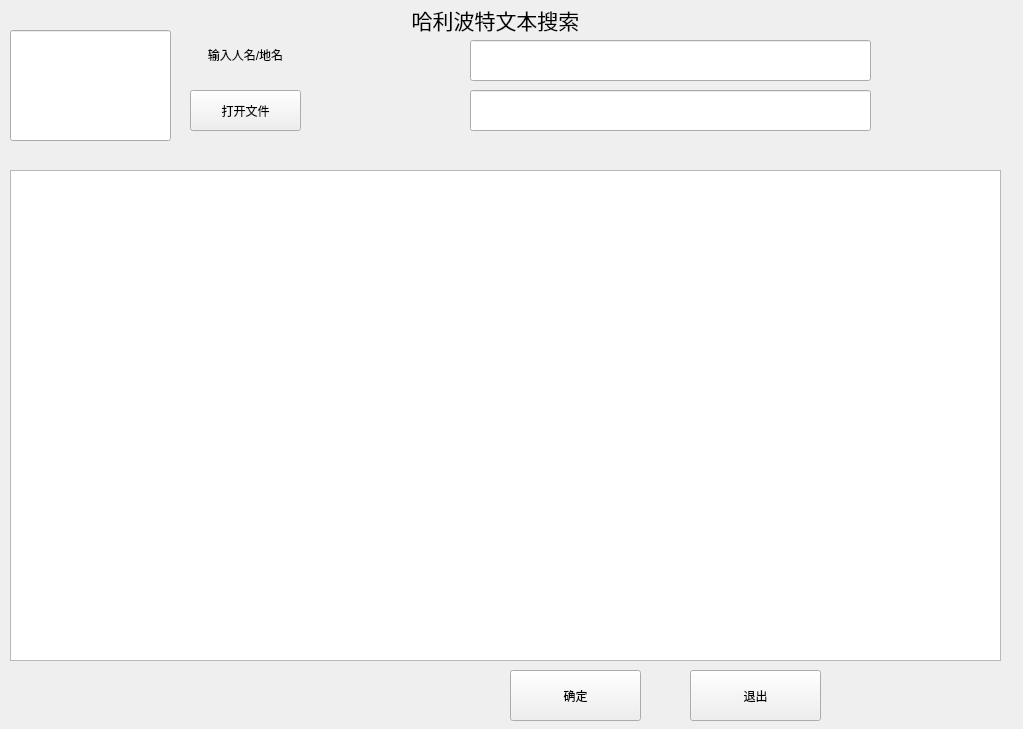
The window that widget.ui (wyk-dot/harrypotter) describes before a commit, drawn with Qt 5.
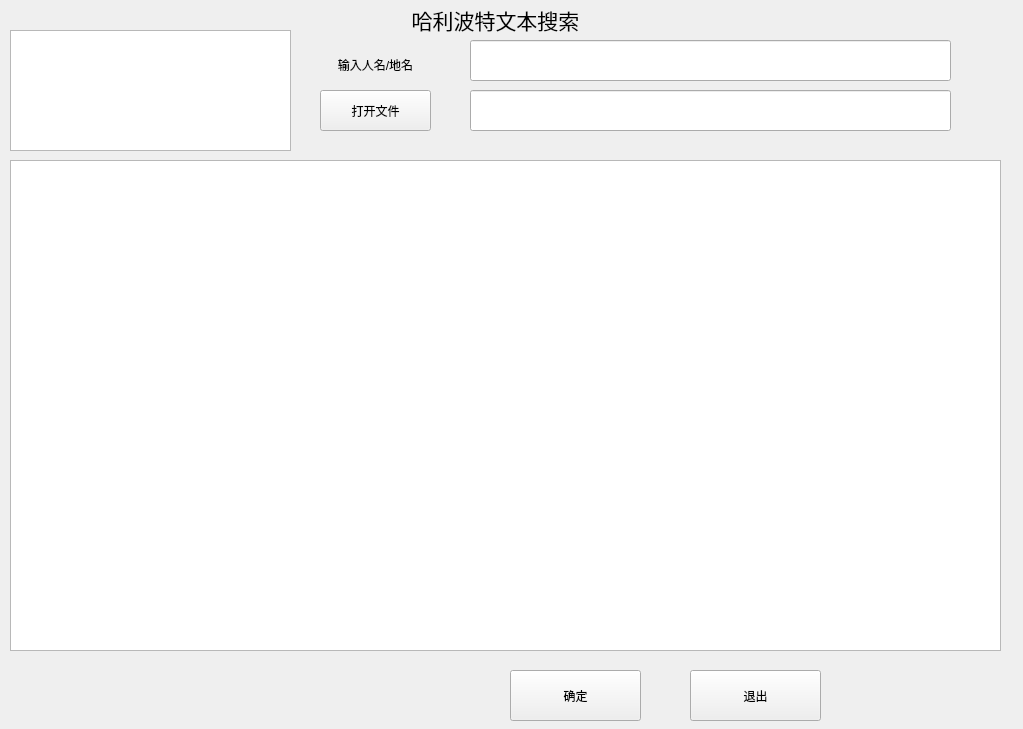
The same window after the commit.

```diff
--- a/widget.ui
+++ b/widget.ui
@@ -29,8 +29,8 @@
   <widget class="QLabel" name="label_2">
    <property name="geometry">
     <rect>
-     <x>170</x>
-     <y>30</y>
+     <x>300</x>
+     <y>40</y>
      <width>151</width>
      <height>51</height>
     </rect>
@@ -44,7 +44,7 @@
     <rect>
      <x>470</x>
      <y>40</y>
-     <width>401</width>
+     <width>481</width>
      <height>41</height>
     </rect>
    </property>
@@ -79,7 +79,7 @@
    <property name="geometry">
     <rect>
      <x>10</x>
-     <y>170</y>
+     <y>160</y>
      <width>991</width>
      <height>491</height>
     </rect>
@@ -90,7 +90,7 @@
     <rect>
      <x>470</x>
      <y>90</y>
-     <width>401</width>
+     <width>481</width>
      <height>41</height>
     </rect>
    </property>
@@ -98,7 +98,7 @@
   <widget class="QPushButton" name="pushButton">
    <property name="geometry">
     <rect>
-     <x>190</x>
+     <x>320</x>
      <y>90</y>
      <width>111</width>
      <height>41</height>
@@ -108,13 +108,13 @@
     <string>打开文件</string>
    </property>
   </widget>
-  <widget class="QLineEdit" name="ceshi">
+  <widget class="QTextEdit" name="textEdit">
    <property name="geometry">
     <rect>
      <x>10</x>
      <y>30</y>
-     <width>161</width>
-     <height>111</height>
+     <width>281</width>
+     <height>121</height>
     </rect>
    </property>
   </widget>
```
